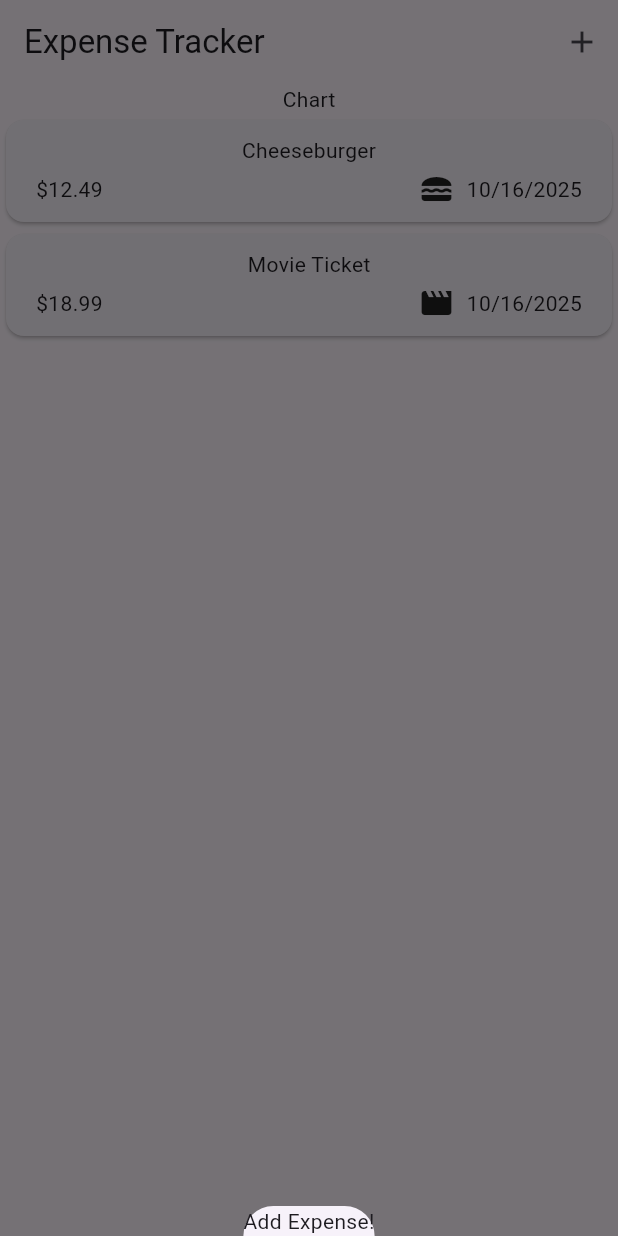
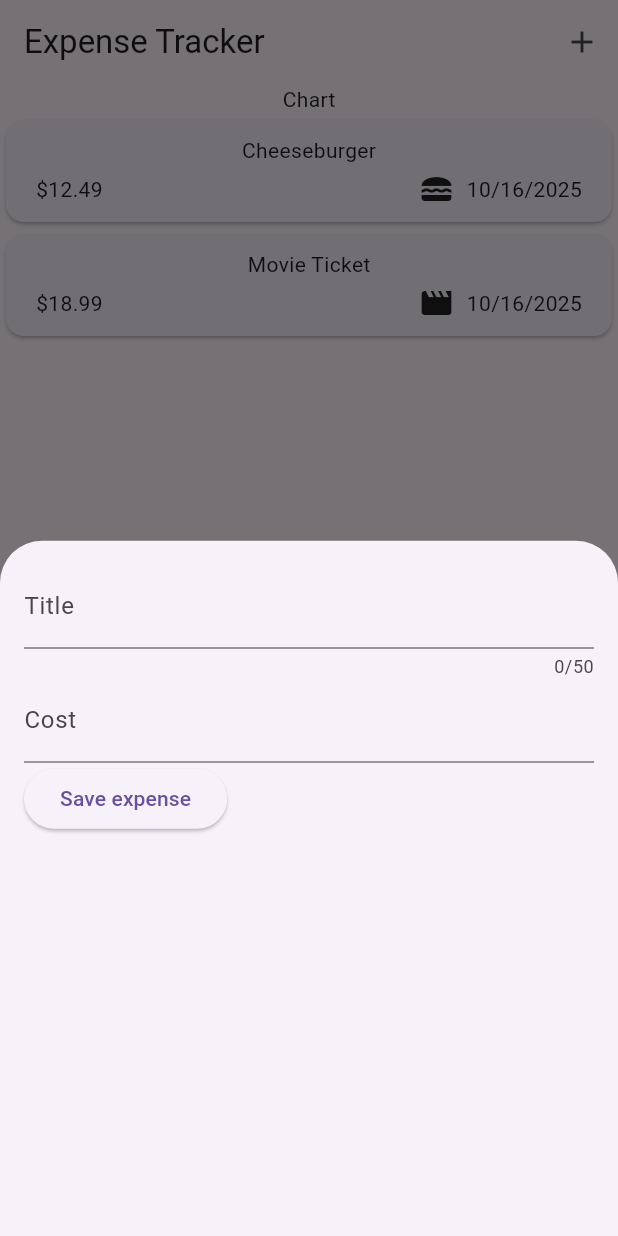
Before and after one commit to Jasonl145/expense_tracker, a Flutter app: the screen it shows after launch, after a tap on the "add" icon, on a phone screen of 412 x 824 dp. Run offline on Flutter 3.47's test engine with Material 3 defaults, Android fonts, the phone set to English and light mode, and no system bars.

Commit message:
Add title and cost controller for inputs on modal

```diff
--- a/lib/expenses.dart
+++ b/lib/expenses.dart
@@ -1,5 +1,6 @@
 import 'package:expense_tracker/expenses_list/expenses_list.dart';
 import 'package:expense_tracker/models/expense.dart';
+import 'package:expense_tracker/new_expense.dart';
 import 'package:flutter/material.dart';
 
 class Expenses extends StatefulWidget {
@@ -14,7 +15,7 @@ class _ExpensesStates extends State<Expenses> {
   void _openAddExpenseOverlay() {
     showModalBottomSheet(
       context: context,
-      builder: (ctx) => Text("Add Expense!"),
+      builder: (ctx) => NewExpense(),
     );
   }
   final List<Expense> _registeredExpenses = [
--- /dev/null
+++ b/lib/new_expense.dart
@@ -0,0 +1,57 @@
+import 'package:flutter/material.dart';
+import 'package:flutter/services.dart';
+
+class NewExpense extends StatefulWidget {
+  const NewExpense({super.key});
+
+  State<NewExpense> createState() {
+    return _NewExpenseState();
+  }
+}
+
+class _NewExpenseState extends State<NewExpense> {
+  final _titleController = TextEditingController();
+  final _costController = TextEditingController();
+
+  @override
+  void dispose(){
+    _titleController.dispose();
+    _costController.dispose();
+    super.dispose();
+
+  }
+
+  @override
+  Widget build(BuildContext context) {
+    return Padding(
+      padding: EdgeInsets.all(16),
+      child: Column(
+        children: [
+          TextField(
+            controller: _titleController,
+            maxLength: 50,
+            keyboardType: TextInputType.name,
+            decoration: InputDecoration(label: Text("Title")),
+          ),
+          TextField(
+            controller: _costController,
+            keyboardType: TextInputType.number,
+            inputFormatters: [],
+            decoration: InputDecoration(
+              prefixText: "\$",
+              label: Text("Cost"),
+            ),
+          ),
+          Row(
+            children: [
+              ElevatedButton(onPressed: () {
+                print(_titleController.text);
+                print(_costController.text);
+              }, child: Text("Save expense")),
+            ],
+          )
+        ],
+      ),
+    );
+  }
+}
```
